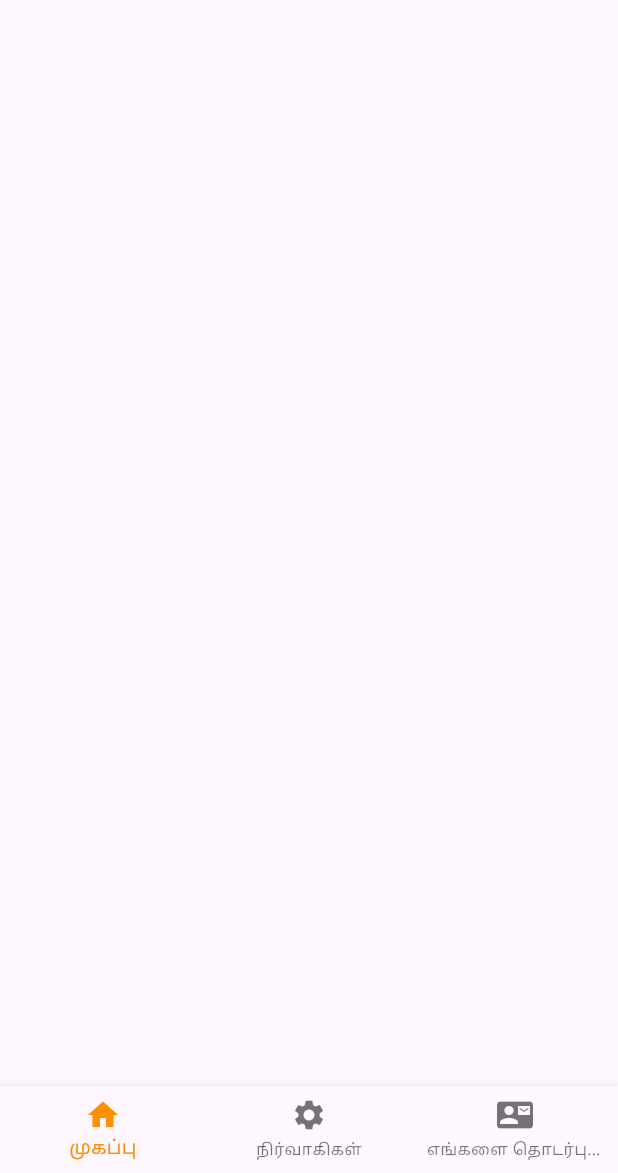
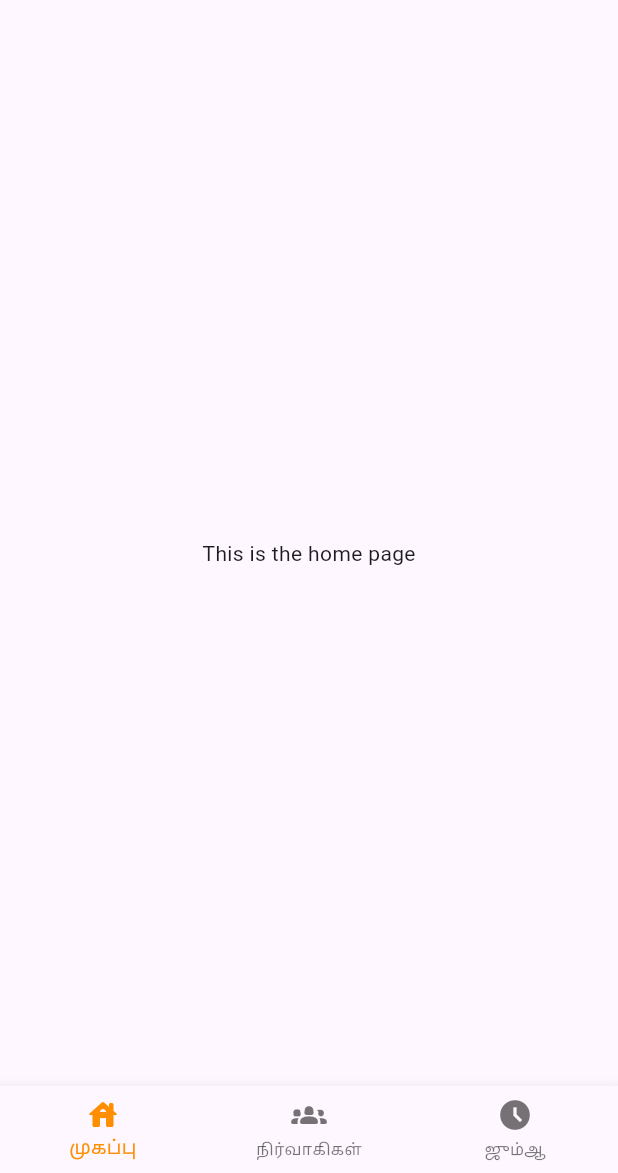
Before and after one commit to Kamal1701/jamad_app, a Flutter app: the screen it shows after launch, on a phone screen of 412 x 824 dp, the part 63-1236 px from its top. Run offline on Flutter 3.47's test engine with Material 3 defaults, Android fonts, the light colour scheme and no system bars.

Commit message:
added new screen

```diff
--- /dev/null
+++ b/lib/screens/jamad_home_page_screen.dart
@@ -0,0 +1,14 @@
+import 'package:flutter/material.dart';
+
+class JamadHomePageScreen extends StatelessWidget {
+  const JamadHomePageScreen({super.key});
+
+  @override
+  Widget build(BuildContext context) {
+    return Container(
+      child: const Center(
+        child: Text('This is the home page'),
+      ),
+    );
+  }
+}
--- a/lib/screens/jamad_home_screen.dart
+++ b/lib/screens/jamad_home_screen.dart
@@ -1,4 +1,11 @@
 import 'package:flutter/material.dart';
+import 'package:jamad_app/screens/jamad_about_us_page_screen.dart';
+import 'package:jamad_app/screens/jamad_calendar_page_screen.dart';
+import 'package:jamad_app/screens/jamad_contact_page_screen.dart';
+import 'package:jamad_app/screens/jamad_contactus_page_screen.dart';
+import 'package:jamad_app/screens/jamad_home_page_screen.dart';
+import 'package:jamad_app/screens/jamad_madarasa_page_screen.dart';
+import 'package:jamad_app/screens/jamad_pengal_bayan_screen.dart';
 
 class JamadHomeScreen extends StatefulWidget {
   const JamadHomeScreen({super.key});
@@ -9,6 +16,12 @@ class JamadHomeScreen extends StatefulWidget {
 
 class _JamadHomeScreenState extends State<JamadHomeScreen> {
   int _selectedIndex = 0;
+
+  final List<Widget> _pages = [
+    const JamadHomePageScreen(),
+    const JamadContantPageScreen(),
+    const JamadCalendarPageScreen(),
+  ];
 
   void _onItemTapped(int index) {
     setState(() {
@@ -51,7 +64,11 @@ class _JamadHomeScreenState extends State<JamadHomeScreen> {
                 title: const Text('பெண்கள் பயான்'),
                 onTap: () {
                   Navigator.pop(context);
-                  // Handle the tap here.
+                  Navigator.push(
+                    context,
+                    MaterialPageRoute(
+                        builder: (context) => const JamadPengalBayanScreen()),
+                  );
                 },
               ),
               ListTile(
@@ -59,7 +76,11 @@ class _JamadHomeScreenState extends State<JamadHomeScreen> {
                 title: const Text('மதராசா'),
                 onTap: () {
                   Navigator.pop(context);
-                  // Handle the tap here.
+                  Navigator.push(
+                    context,
+                    MaterialPageRoute(
+                        builder: (context) => const JamadMadarasaPageScreen()),
+                  );
                 },
               ),
               ListTile(
@@ -67,7 +88,11 @@ class _JamadHomeScreenState extends State<JamadHomeScreen> {
                 title: const Text('Location'),
                 onTap: () {
                   Navigator.pop(context);
-                  // Handle the tap here.
+                  Navigator.push(
+                    context,
+                    MaterialPageRoute(
+                        builder: (context) => const JamadContactUsPageScreen()),
+                  );
                 },
               ),
               ListTile(
@@ -75,25 +100,30 @@ class _JamadHomeScreenState extends State<JamadHomeScreen> {
                 title: const Text('About Us'),
                 onTap: () {
                   Navigator.pop(context);
-                  // Handle the tap here.
+                  Navigator.push(
+                    context,
+                    MaterialPageRoute(
+                        builder: (context) => const JamadAboutUsPageScreen()),
+                  );
                 },
               ),
             ],
           ),
         ),
+        body: _pages[_selectedIndex],
         bottomNavigationBar: BottomNavigationBar(
           items: const <BottomNavigationBarItem>[
             BottomNavigationBarItem(
-              icon: Icon(Icons.home),
+              icon: Icon(Icons.house_rounded),
               label: 'முகப்பு',
             ),
             BottomNavigationBarItem(
-              icon: Icon(Icons.settings),
+              icon: Icon(Icons.groups_2_rounded),
               label: 'நிர்வாகிகள்',
             ),
             BottomNavigationBarItem(
-              icon: Icon(Icons.contact_mail),
-              label: 'எங்களை தொடர்பு கொள்ளுங்கள்',
+              icon: Icon(Icons.access_time_filled),
+              label: 'ஜும்ஆ',
             ),
           ],
           currentIndex: _selectedIndex,
```
Also changed, not shown: lib/screens/jamad_about_us_page_screen.dart (added, +24 -0 lines), lib/screens/jamad_calendar_page_screen.dart (added, +14 -0 lines), lib/screens/jamad_contact_page_screen.dart (added, +14 -0 lines), lib/screens/jamad_contactus_page_screen.dart (added, +25 -0 lines), lib/screens/jamad_madarasa_page_screen.dart (added, +25 -0 lines), lib/screens/jamad_pengal_bayan_screen.dart (added, +24 -0 lines).
